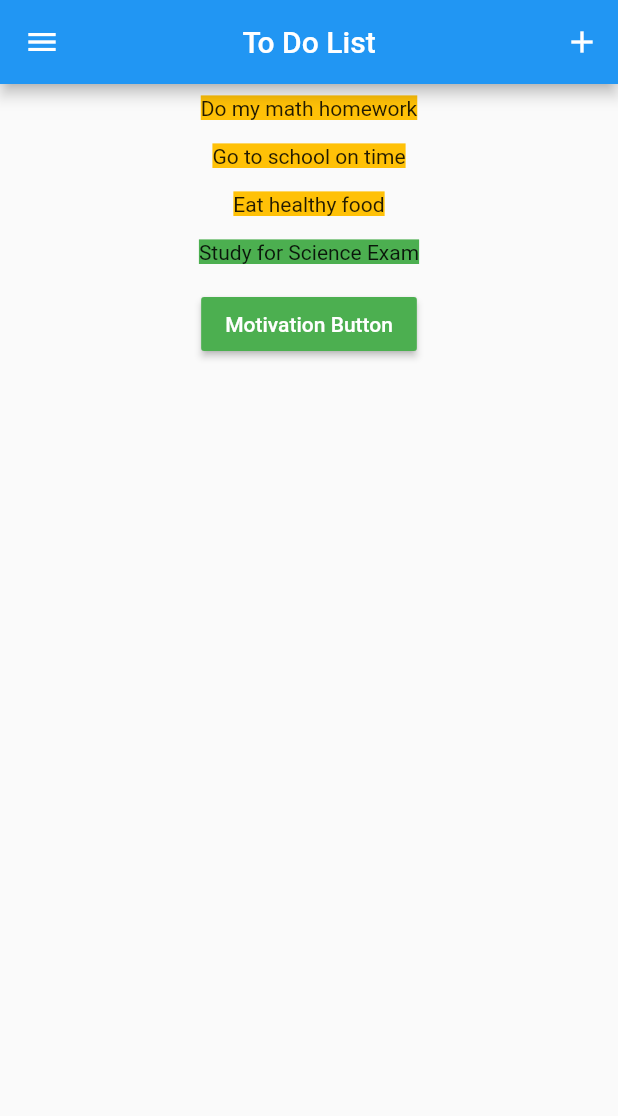
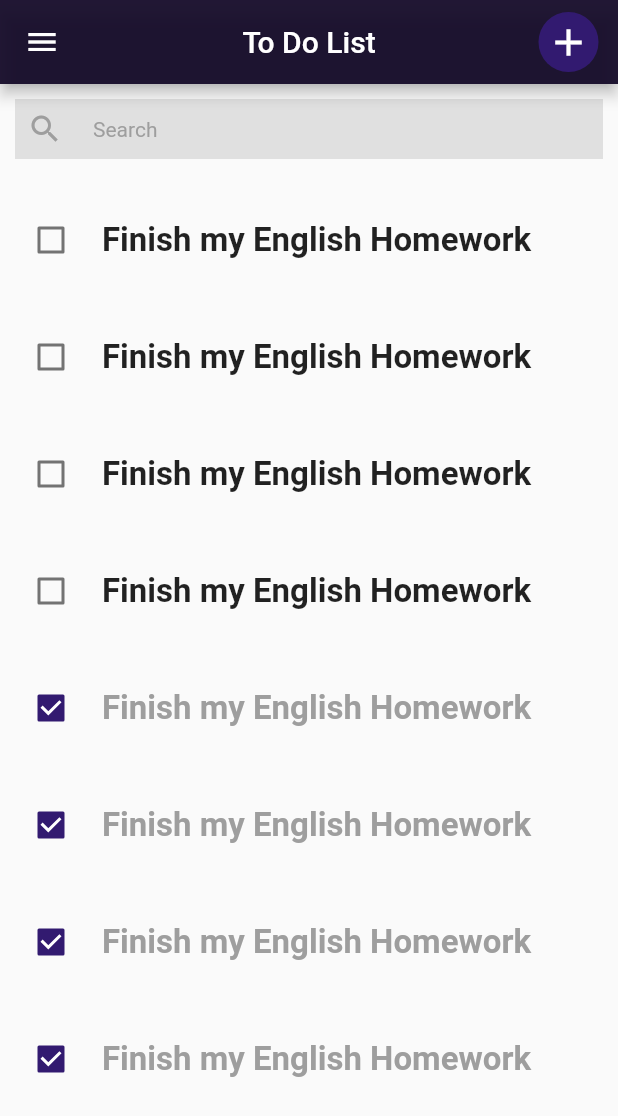
Before and after one commit to RanaHisham18/MyFlutTodo, a Flutter app: the screen it shows after launch, on a phone screen of 412 x 824 dp. Shown: the top 1116 px of the screen. Run offline on Flutter 3.47's test engine with Material 2 defaults, Android fonts, the phone set to English and light mode, and no system bars.

Commit message:
Implement the design of the to-do items (black and grey) checked and unchecked boxes.

```diff
--- a/lib/to_do.dart
+++ b/lib/to_do.dart
@@ -1,3 +1,5 @@
+import 'dart:ui';
+
 import 'package:flutter/material.dart';
 
 class To_Do_List extends StatelessWidget {
@@ -8,55 +10,224 @@ class To_Do_List extends StatelessWidget {
     return Scaffold(
       appBar: AppBar(
         centerTitle: true,
+        backgroundColor: const Color(0xff0140a28),
         leading: const Icon(Icons.menu),
         title: const Text("To Do List"),
         actions: [
           IconButton(
-            onPressed: () {
-              print("Hello world");
-            },
-            icon: const Icon(Icons.add),
-          )
+            onPressed: () {},
+            iconSize: 50,
+            icon: const CircleAvatar(
+              backgroundColor: Color(0xff321a70),
+              radius: 50,
+              child: Icon(Icons.add, size: 30, color: Colors.white),
+            ),
+          ),
         ],
       ),
-      body: Container(
-        width: double.infinity,
-        child: Column(
-          children: [
-            const Padding(
-              padding: EdgeInsets.all(8.0),
-              child: Text(
-                "Do my math homework",
-                style: TextStyle(backgroundColor: Colors.amber),
+      body: Padding(
+        padding: const EdgeInsets.all(10.0),
+        child: Container(
+          width: double.infinity,
+          child: Column(
+            children: [
+              Container(
+                color: Colors.grey[300],
+                padding: const EdgeInsets.all(8),
+                child: Row(
+                  children: const [
+                    Icon(
+                      Icons.search,
+                      color: Colors.grey,
+                    ),
+                    SizedBox(
+                      width: 20,
+                    ),
+                    Text("Search",
+                        style: TextStyle(
+                          color: Colors.grey,
+                        ))
+                  ],
+                ),
               ),
-            ),
-            const Padding(
-              padding: EdgeInsets.all(8.0),
-              child: Text("Go to school on time",
-                  style: TextStyle(backgroundColor: Colors.amber)),
-            ),
-            Padding(
-              padding: const EdgeInsets.all(8.0),
-              child: const Text("Eat healthy food",
-                  style: TextStyle(backgroundColor: Colors.amber)),
-            ),
-            Padding(
-              padding: const EdgeInsets.all(8.0),
-              child: const Text("Study for Science Exam",
-                  style: TextStyle(backgroundColor: Colors.green)),
-            ),
-            Padding(
-              padding: const EdgeInsets.all(8.0),
-              child: MaterialButton(
-                onPressed: () {
-                  print("You can do this");
-                },
-                color: Colors.green,
-                textColor: Colors.white,
-                child: const Text("Motivation Button"),
+              const SizedBox(
+                height: 30,
               ),
-            )
-          ],
+              Row(
+                children: [
+                  Checkbox(
+                    value: false,
+                    onChanged: (value) {
+                      print("Finished");
+                    },
+                  ),
+                  const SizedBox(
+                    width: 10,
+                  ),
+                  const Text(
+                    "Finish my English Homework",
+                    style: TextStyle(fontSize: 22, fontWeight: FontWeight.bold),
+                  )
+                ],
+              ),
+              const SizedBox(
+                height: 30,
+              ),
+              Row(
+                children: [
+                  Checkbox(
+                    value: false,
+                    onChanged: (value) {
+                      print("Finished");
+                    },
+                  ),
+                  const SizedBox(
+                    width: 10,
+                  ),
+                  const Text(
+                    "Finish my English Homework",
+                    style: TextStyle(fontSize: 22, fontWeight: FontWeight.bold),
+                  )
+                ],
+              ),
+              const SizedBox(
+                height: 30,
+              ),
+              Row(
+                children: [
+                  Checkbox(
+                    value: false,
+                    onChanged: (value) {
+                      print("Finished");
+                    },
+                  ),
+                  const SizedBox(
+                    width: 10,
+                  ),
+                  const Text(
+                    "Finish my English Homework",
+                    style: TextStyle(fontSize: 22, fontWeight: FontWeight.bold),
+                  )
+                ],
+              ),
+              const SizedBox(
+                height: 30,
+              ),
+              Row(
+                children: [
+                  Checkbox(
+                    value: false,
+                    onChanged: (value) {
+                      print("Finished");
+                    },
+                  ),
+                  const SizedBox(
+                    width: 10,
+                  ),
+                  const Text(
+                    "Finish my English Homework",
+                    style: TextStyle(fontSize: 22, fontWeight: FontWeight.bold),
+                  )
+                ],
+              ),
+              const SizedBox(
+                height: 30,
+              ),
+              Row(
+                children: [
+                  Checkbox(
+                    value: true,
+                    activeColor: const Color(0xff321a70),
+                    onChanged: (value) {
+                      print("Finished");
+                    },
+                  ),
+                  const SizedBox(
+                    width: 10,
+                  ),
+                  const Text(
+                    "Finish my English Homework",
+                    style: TextStyle(
+                        fontSize: 22,
+                        fontWeight: FontWeight.bold,
+                        color: Colors.grey),
+                  )
+                ],
+              ),
+              const SizedBox(
+                height: 30,
+              ),
+              Row(
+                children: [
+                  Checkbox(
+                    activeColor: const Color(0xff321a70),
+                    value: true,
+                    onChanged: (value) {
+                      print("Finished");
+                    },
+                  ),
+                  const SizedBox(
+                    width: 10,
+                  ),
+                  const Text(
+                    "Finish my English Homework",
+                    style: TextStyle(
+                        fontSize: 22,
+                        fontWeight: FontWeight.bold,
+                        color: Colors.grey),
+                  )
+                ],
+              ),
+              const SizedBox(
+                height: 30,
+              ),
+              Row(
+                children: [
+                  Checkbox(
+                    activeColor: const Color(0xff321a70),
+                    value: true,
+                    onChanged: (value) {
+                      print("Finished");
+                    },
+                  ),
+                  const SizedBox(
+                    width: 10,
+                  ),
+                  const Text(
+                    "Finish my English Homework",
+                    style: TextStyle(
+                        fontSize: 22,
+                        fontWeight: FontWeight.bold,
+                        color: Colors.grey),
+                  )
+                ],
+              ),
+              const SizedBox(
+                height: 30,
+              ),
+              Row(
+                children: [
+                  Checkbox(
+                    activeColor: const Color(0xff321a70),
+                    value: true,
+                    onChanged: (value) {
+                      print("Finished");
+                    },
+                  ),
+                  const SizedBox(
+                    width: 10,
+                  ),
+                  const Text(
+                    "Finish my English Homework",
+                    style: TextStyle(
+                        fontSize: 22,
+                        fontWeight: FontWeight.bold,
+                        color: Colors.grey),
+                  )
+                ],
+              ),
+            ],
+          ),
         ),
       ),
     );
```
